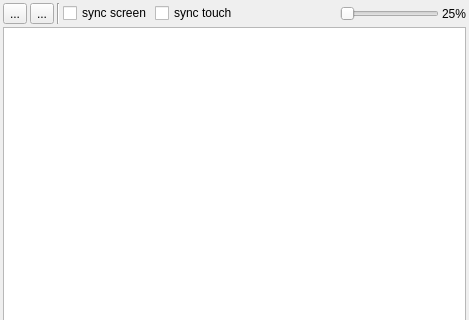
First picture: the form in cdeviceeditform.ui, repository LeZheng/Canary-Adb, before the edit; both pictures show x 0 to 469 and y 0 to 320 of the 469 by 613 pixel window.
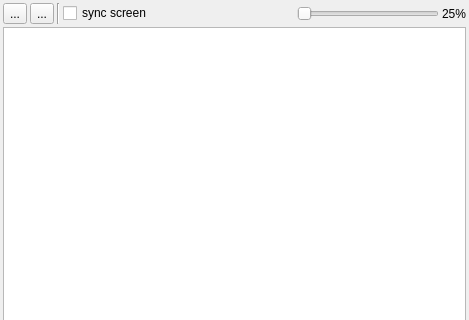
Second picture: the form after the edit. Icons and pictures are not drawn.

Commit message: 屏幕显示的界面编辑到一半

Patch:
```diff
--- a/cdeviceeditform.ui
+++ b/cdeviceeditform.ui
@@ -72,13 +72,6 @@
        </property>
       </widget>
      </item>
-     <item>
-      <widget class="QCheckBox" name="syncTouchCheckBox">
-       <property name="text">
-        <string>sync touch</string>
-       </property>
-      </widget>
-     </item>
      <item>
       <spacer name="horizontalSpacer">
        <property name="orientation">
```
The commit also changes 4 other files.
